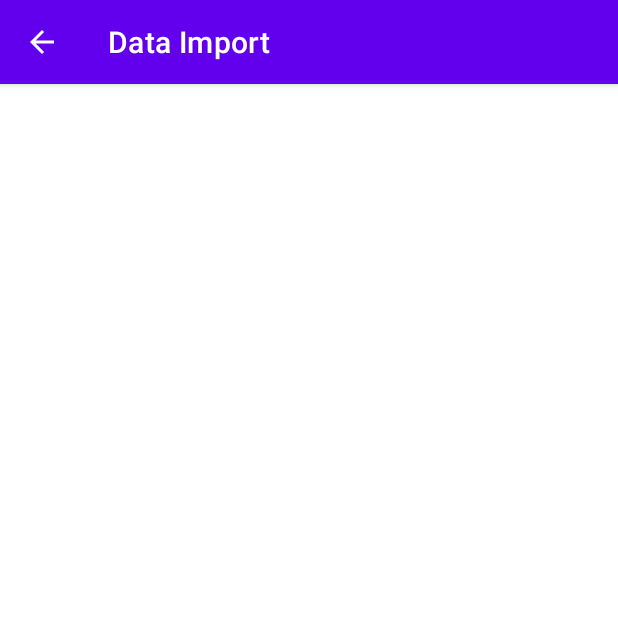
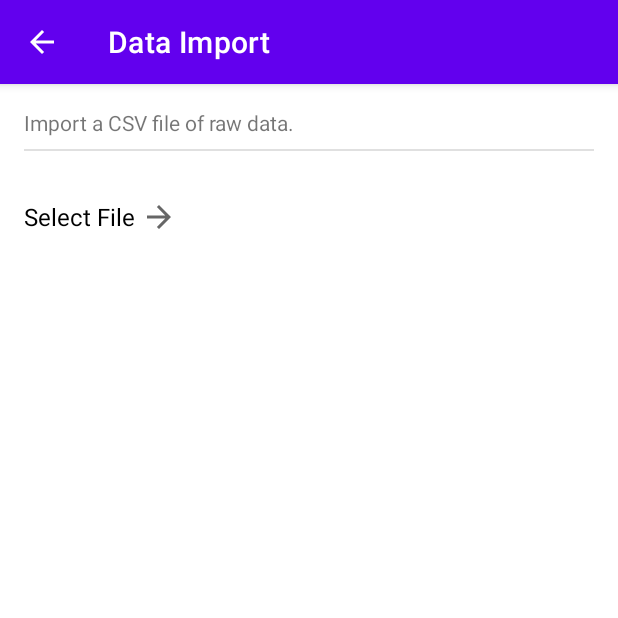
Before and after one commit to 71M073J/ApproxHPVM_Honk_version, an Android app: the DataImportActivity screen opened directly, with no data from a screen before it, on a phone screen of 412 x 824 dp, the top half of it. Run offline under Robolectric (Android 15) with nearby library versions, the phone set to English and light mode, and no system bars; our stand-ins replace Dagger/Hilt's generated code.

Commit message:
Add DataImportWork

```diff
--- a/app/src/main/res/layout/activity_data_import.xml
+++ b/app/src/main/res/layout/activity_data_import.xml
@@ -6,4 +6,56 @@
     android:layout_height="match_parent"
     tools:context=".trace.DataImportActivity">
 
+    <LinearLayout
+        android:layout_width="match_parent"
+        android:layout_height="match_parent"
+        android:layout_margin="16dp"
+        android:orientation="vertical"
+        app:layout_constraintBottom_toBottomOf="parent"
+        app:layout_constraintEnd_toEndOf="parent"
+        app:layout_constraintStart_toStartOf="parent"
+        app:layout_constraintTop_toTopOf="parent">
+
+        <TextView
+            android:id="@+id/textView"
+            android:layout_width="match_parent"
+            android:layout_height="wrap_content"
+            android:text="@string/import_a_csv_file_of_raw_data" />
+
+        <View
+            android:layout_width="match_parent"
+            android:layout_height="1dp"
+            android:layout_marginTop="8dp"
+            android:layout_marginBottom="20dp"
+            android:background="?android:attr/listDivider" />
+
+        <LinearLayout
+            android:layout_width="match_parent"
+            android:layout_height="wrap_content"
+            android:orientation="horizontal">
+
+            <Button
+                android:id="@+id/bSelectFile"
+                style="@style/Widget.MaterialComponents.Button.TextButton"
+                android:layout_width="wrap_content"
+                android:layout_height="wrap_content"
+                android:drawableEnd="@drawable/ic_baseline_arrow_forward_24"
+                android:insetTop="0dp"
+                android:insetBottom="0dp"
+                android:padding="0dp"
+                android:text="@string/buttonSelectFile"
+                android:textAppearance="@style/TextAppearance.AppCompat.Small"
+                android:textColor="@android:color/primary_text_light"
+                android:textSize="16sp" />
+
+            <ProgressBar
+                android:id="@+id/dataImportProgress"
+                style="?android:attr/progressBarStyle"
+                android:layout_width="52dp"
+                android:layout_height="match_parent"
+                android:padding="10dp"
+                android:visibility="gone" />
+        </LinearLayout>
+
+    </LinearLayout>
 </androidx.constraintlayout.widget.ConstraintLayout>
--- a/app/src/main/res/values/strings.xml
+++ b/app/src/main/res/values/strings.xml
@@ -6,4 +6,6 @@
     <string name="buttonTraceClassify">Trace classification</string>
     <string name="buttonDataImport">Import Raw Data</string>
     <string name="traces_info">Choose which trace to run adaptable AMC on.</string>
+    <string name="buttonSelectFile">Select File</string>
+    <string name="import_a_csv_file_of_raw_data">Import a CSV file of raw data.</string>
 </resources>
```
Also changed, not shown: app/src/main/java/si/fri/matevzfa/approxhpvmdemo/trace/DataImportActivity.kt (+66 -0 lines), app/src/main/java/si/fri/matevzfa/approxhpvmdemo/trace/DataImportWork.kt (added, +32 -0 lines).
